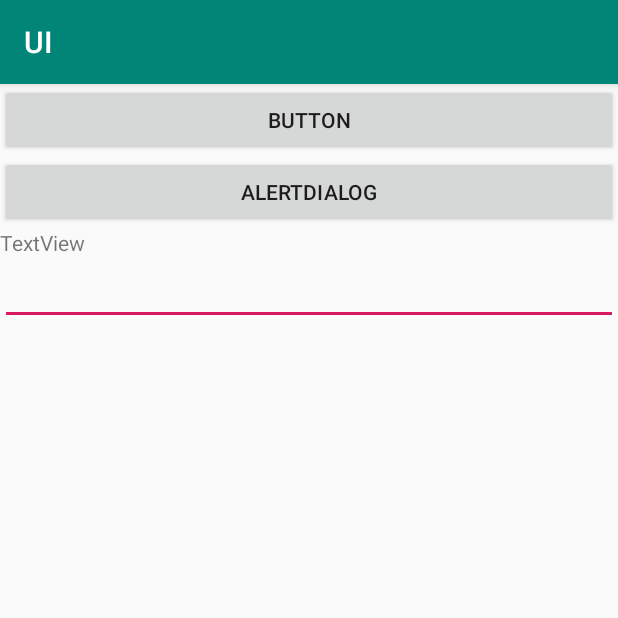
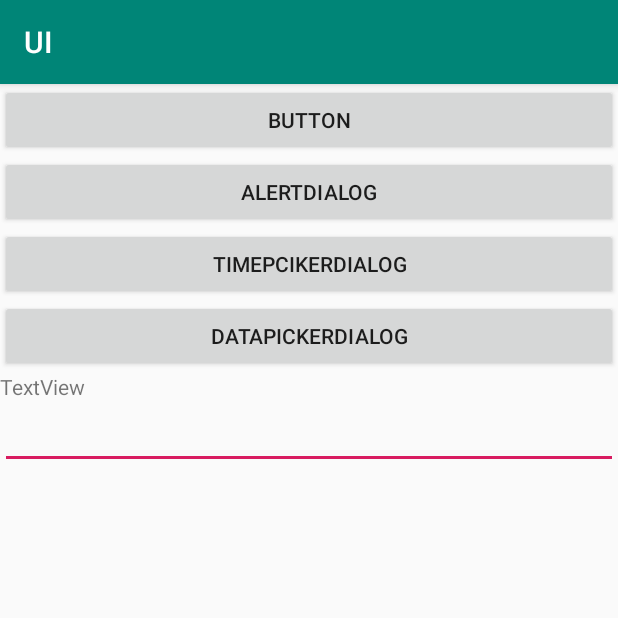
Before and after one commit to tagucode/UI, an Android app: the screen it shows after launch (MainActivity), on a phone screen of 412 x 824 dp, the top half of it. Run offline under Robolectric (Android 15) with nearby library versions, the phone set to English and light mode, and no system bars.

Commit message:
時間ダイアログ追加

```diff
--- a/app/src/main/res/layout/activity_main.xml
+++ b/app/src/main/res/layout/activity_main.xml
@@ -17,6 +17,18 @@
         android:text="AlertDialog"
         android:id="@+id/button2"/>
 
+    <Button
+        android:layout_width="match_parent"
+        android:layout_height="wrap_content"
+        android:text="TimePcikerDialog"
+        android:id="@+id/button3"/>
+
+    <Button
+        android:layout_width="match_parent"
+        android:layout_height="wrap_content"
+        android:text = "DataPickerDialog"
+        android:id = "@+id/button4"/>
+
     <TextView
         android:layout_width="wrap_content"
         android:layout_height="wrap_content"
```
Also changed, not shown: app/src/main/java/jp/techacademy/satoshi/ui/MainActivity.kt (+14 -0 lines).
